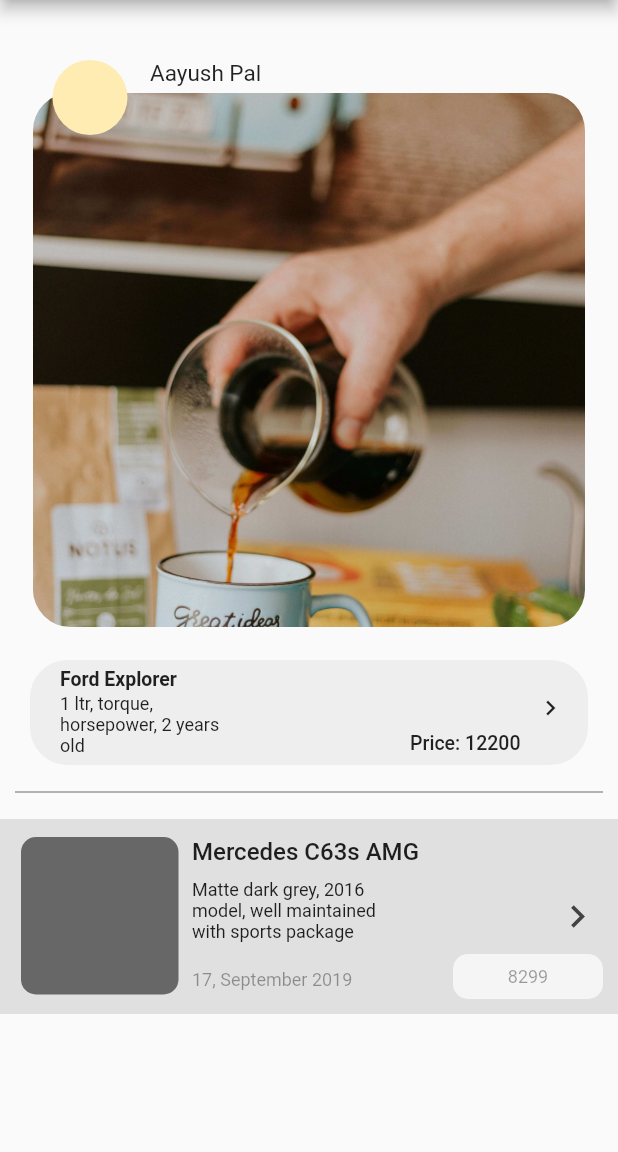
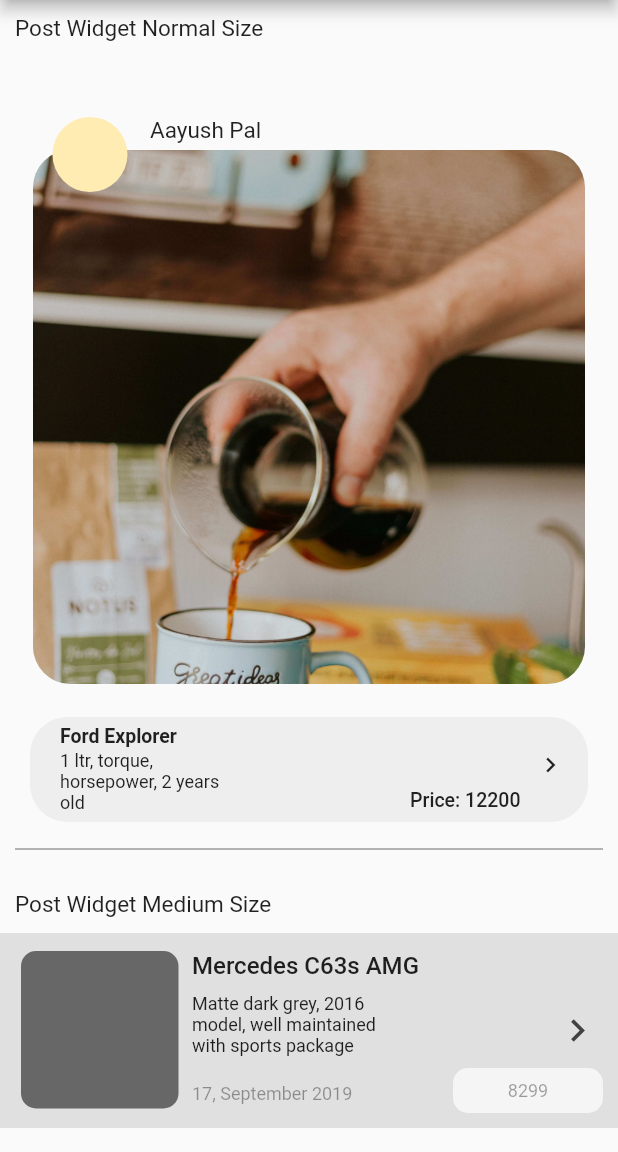
Before and after one commit to pal-codes/adpost, a Flutter app: the screen it shows after launch, on a phone screen of 412 x 824 dp, the part 84-1236 px from its top. Run offline on Flutter 3.47's test engine with Material 2 defaults, Android fonts, the phone set to English and light mode, and no system bars.

Commit message:
parent widget changed to listview
Added labels to the library

```diff
--- a/lib/main.dart
+++ b/lib/main.dart
@@ -32,7 +32,14 @@ class _MyHomePageState extends State<MyHomePage> {
         appBar: AppBar(
           title: Text(widget.title),
         ),
-        body: Column(children: <Widget>[
+        body: ListView(children: <Widget>[
+          Container(
+            padding: EdgeInsets.all(10),
+            child: Text(
+              'Post Widget Normal Size',
+              style: TextStyle(fontSize: 15),
+            ),
+          ),
           Container(
             margin: EdgeInsets.only(top: 40),
             height: 400,
@@ -121,6 +128,13 @@ class _MyHomePageState extends State<MyHomePage> {
             ),
           ),
           Container(
+            padding: EdgeInsets.all(10),
+            child: Text(
+              'Post Widget Medium Size',
+              style: TextStyle(fontSize: 15),
+            ),
+          ),
+          Container(
             child: Stack(
               children: <Widget>[
                 Container(
```
